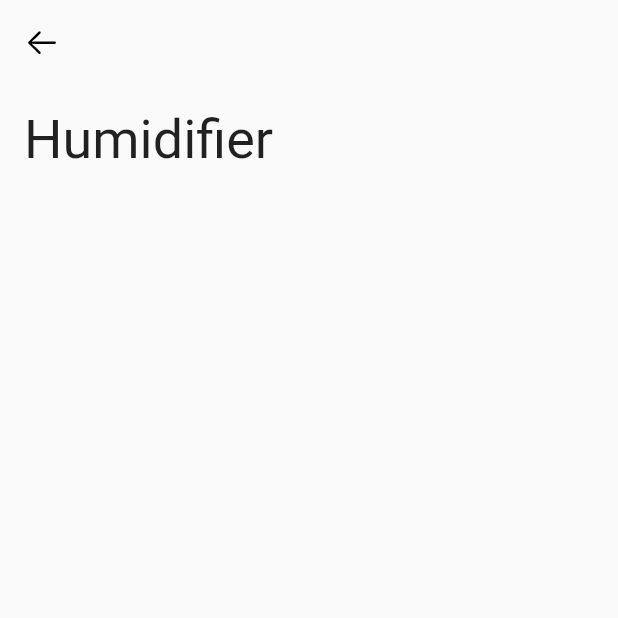
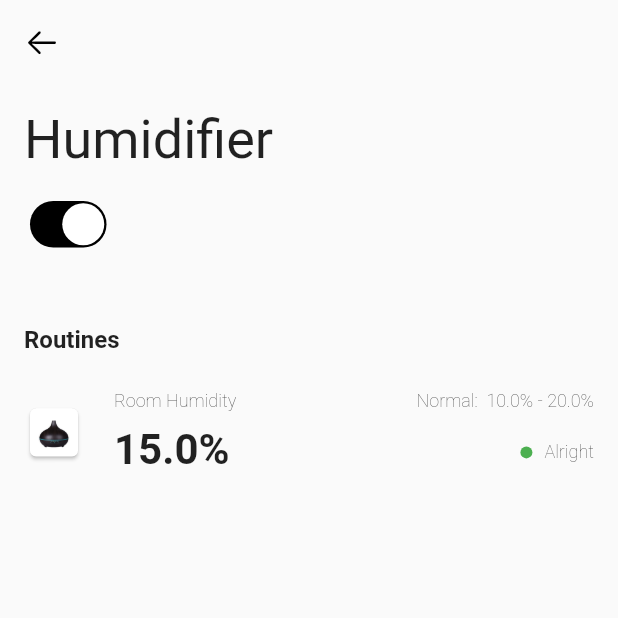
Before and after one commit to victoreronmosele/smart_home, a Flutter app: the screen it shows after launch, after a tap on "Humidifier", on a phone screen of 412 x 824 dp, the top half of it. Run offline on Flutter 3.47's test engine with Material 2 defaults, Android fonts, the phone set to English and light mode, and no system bars; our stand-ins replace flutter_riverpod.

Commit message:
Move default routines to routinesProvider

```diff
--- a/lib/main.dart
+++ b/lib/main.dart
@@ -1,8 +1,9 @@
 import 'package:flutter/material.dart';
 import 'package:smart_home/ui/screens/home_screen.dart';
+import 'package:flutter_riverpod/flutter_riverpod.dart';
 
 void main() {
-  runApp(const MyApp());
+  runApp(const ProviderScope(child: MyApp()));
 }
 
 class MyApp extends StatelessWidget {
@@ -12,9 +13,10 @@ class MyApp extends StatelessWidget {
   Widget build(BuildContext context) {
     return MaterialApp(
       title: 'Flutter Demo',
-      theme: ThemeData(primaryColor: Colors.black, floatingActionButtonTheme: const FloatingActionButtonThemeData(
-        backgroundColor: Colors.black
-      )),
+      theme: ThemeData(
+          primaryColor: Colors.black,
+          floatingActionButtonTheme: const FloatingActionButtonThemeData(
+              backgroundColor: Colors.black)),
       home: const HomeScreen(),
     );
   }
--- /dev/null
+++ b/lib/providers/routines_provider.dart
@@ -0,0 +1,29 @@
+import 'package:flutter_riverpod/flutter_riverpod.dart';
+import 'package:smart_home/enums/routine_status.dart';
+import 'package:smart_home/models/normal_level.dart';
+import 'package:smart_home/models/routine.dart';
+
+/// Holds default Routines
+final routinesProvider = StateProvider((_) => [
+      Routine(
+          name: 'Room Temperature',
+          status: RoutineStatus.problematic,
+          value: 40.0,
+          unit: ' °C',
+          normalLevel: NormalLevel(minimum: 18, maximum: 25),
+          deviceId: 3),
+      Routine(
+          name: 'Room Humidity',
+          status: RoutineStatus.allright,
+          value: 15.0,
+          unit: '%',
+          normalLevel: NormalLevel(minimum: 10, maximum: 20),
+          deviceId: 2),
+      Routine(
+          name: 'TV Volume',
+          status: RoutineStatus.moderate,
+          value: 30.0,
+          unit: 'db',
+          normalLevel: NormalLevel(minimum: 0, maximum: 25),
+          deviceId: 1),
+    ]);
--- a/lib/ui/screens/device_screen.dart
+++ b/lib/ui/screens/device_screen.dart
@@ -1,19 +1,38 @@
 import 'package:flutter/cupertino.dart';
 import 'package:flutter/material.dart';
+import 'package:flutter_riverpod/flutter_riverpod.dart';
 import 'package:smart_home/enums/device.dart';
+import 'package:smart_home/models/routine.dart';
+import 'package:smart_home/providers/routines_provider.dart';
+import 'package:smart_home/ui/widgets/routine_widget.dart';
 
-class DeviceScreen extends StatelessWidget {
+class DeviceScreen extends ConsumerStatefulWidget {
   final Device device;
   const DeviceScreen({Key? key, required this.device}) : super(key: key);
 
   @override
+  ConsumerState<DeviceScreen> createState() => _DeviceScreenState();
+}
+
+class _DeviceScreenState extends ConsumerState<DeviceScreen> {
+  bool isOn = true;
+
+  @override
   Widget build(BuildContext context) {
+    final List<Routine> deviceRoutineList = ref
+        .watch(routinesProvider)
+        .where((routine) => routine.deviceId == widget.device.id)
+        .toList();
+
     return Scaffold(
       appBar: AppBar(
         backgroundColor: Colors.transparent,
         elevation: 0.0,
         leading: IconButton(
-          icon: const Icon(CupertinoIcons.arrow_left, color: Colors.black,),
+          icon: const Icon(
+            CupertinoIcons.arrow_left,
+            color: Colors.black,
+          ),
           onPressed: () => Navigator.pop(context),
         ),
       ),
@@ -22,12 +41,52 @@ class DeviceScreen extends StatelessWidget {
           child: Padding(
             padding: const EdgeInsets.all(16.0),
             child: Column(
+              crossAxisAlignment: CrossAxisAlignment.start,
               children: [
                 Text(
-                  device.name,
+                  widget.device.name,
                   style: const TextStyle(
                     fontSize: 36.0,
                   ),
+                ),
+                const SizedBox(
+                  height: 16.0,
+                ),
+                CupertinoSwitch(
+                  value: isOn,
+                  onChanged: (newOnState) {
+                    setState(() {
+                      isOn = newOnState;
+                    });
+                  },
+                  activeColor: Colors.black,
+                  trackColor: Colors.black26,
+                ),
+                const SizedBox(
+                  height: 48.0,
+                ),
+                const Text(
+                  'Routines',
+                  style: TextStyle(
+                    fontWeight: FontWeight.bold,
+                    fontSize: 16.0,
+                  ),
+                ),
+                const SizedBox(
+                  height: 12.0,
+                ),
+                Column(
+                  children: [
+                    ...deviceRoutineList.map((routine) => Column(
+                          children: [
+                            const SizedBox(height: 12.0),
+                            RoutineWidget(
+                              routine: routine,
+                            ),
+                            const SizedBox(height: 12.0),
+                          ],
+                        )),
+                  ],
                 ),
               ],
             ),
--- a/lib/ui/screens/home_screen.dart
+++ b/lib/ui/screens/home_screen.dart
@@ -1,39 +1,22 @@
 import 'package:flutter/material.dart';
+import 'package:flutter_riverpod/flutter_riverpod.dart';
 import 'package:smart_home/enums/device.dart';
-import 'package:smart_home/enums/routine_status.dart';
-import 'package:smart_home/models/normal_level.dart';
 import 'package:smart_home/models/routine.dart';
+import 'package:smart_home/providers/routines_provider.dart';
 import 'package:smart_home/ui/screens/device_screen.dart';
 import 'package:smart_home/ui/widgets/device_card.dart';
 import 'package:smart_home/ui/widgets/routine_widget.dart';
 
-class HomeScreen extends StatefulWidget {
+class HomeScreen extends ConsumerStatefulWidget {
   const HomeScreen({
     Key? key,
   }) : super(key: key);
 
   @override
-  State<HomeScreen> createState() => _HomeScreenState();
+  ConsumerState<HomeScreen> createState() => _HomeScreenState();
 }
 
-class _HomeScreenState extends State<HomeScreen> {
-  final routineList = [
-    Routine(
-        name: 'Temperature',
-        status: RoutineStatus.allright,
-        value: 21.0,
-        unit: ' °C',
-        normalLevel: NormalLevel(minimum: 18, maximum: 25),
-        deviceId: 3),
-    Routine(
-        name: 'Humidity',
-        status: RoutineStatus.moderate,
-        value: 24.0,
-        unit: '%',
-        normalLevel: NormalLevel(minimum: 30, maximum: 60),
-        deviceId: 2),
-  ];
-
+class _HomeScreenState extends ConsumerState<HomeScreen> {
   @override
   Widget build(BuildContext context) {
     final Size screenSize = MediaQuery.of(context).size;
@@ -42,6 +25,8 @@ class _HomeScreenState extends State<HomeScreen> {
     const double screenPaddingSize = 16.0;
 
     final double availableScreenWidth = screenWidth - screenPaddingSize;
+
+    final List<Routine> routineList = ref.watch(routinesProvider);
 
     return Scaffold(
       body: SafeArea(
@@ -137,16 +122,17 @@ class _HomeScreenState extends State<HomeScreen> {
           ),
         ),
       ),
-      bottomNavigationBar:  BottomAppBar(
+      bottomNavigationBar: BottomAppBar(
         child: Container(
           height: 20,
         ),
       ),
       floatingActionButtonLocation: FloatingActionButtonLocation.centerDocked,
       floatingActionButton: FloatingActionButton.extended(
-          onPressed: () {}, label: const Text('Add Routine'),
-          icon: const Icon(Icons.add),
-          ),
+        onPressed: () {},
+        label: const Text('Add Routine'),
+        icon: const Icon(Icons.add),
+      ),
     );
   }
 }
--- a/pubspec.yaml
+++ b/pubspec.yaml
@@ -28,6 +28,7 @@ dependencies:
   flutter:
     sdk: flutter
   cupertino_icons: ^1.0.5
+  flutter_riverpod: ^1.0.4
 
 dev_dependencies:
   flutter_test:
```
